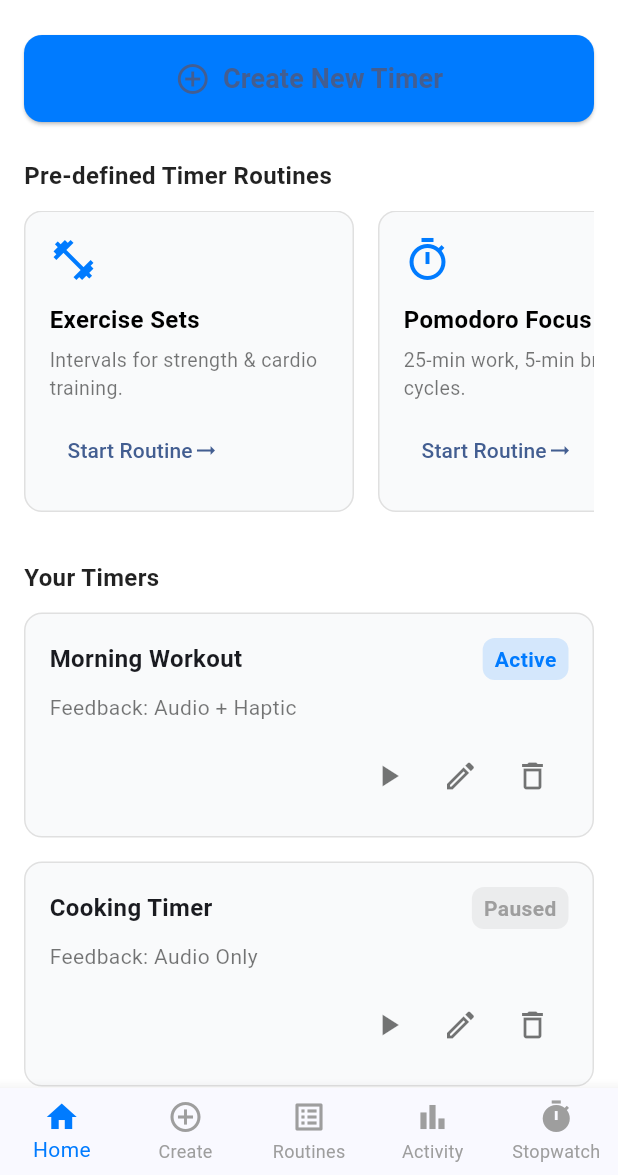
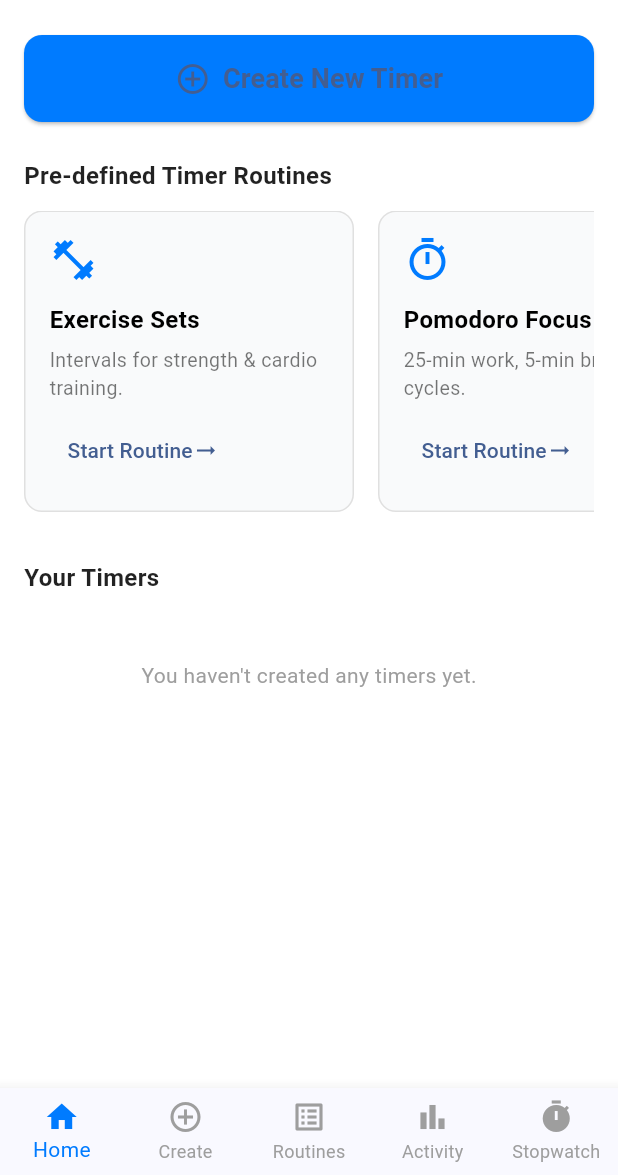
Before and after one commit to devgrg25/TickTalk-User-Stories-and-Project-Setup-Group-2-, a Flutter app: the screen it shows after launch, after a tap on "Skip for Now", on a phone screen of 412 x 824 dp, the part 61-1236 px from its top. Run offline on Flutter 3.47's test engine with Material 3 defaults, Android fonts, the phone set to English and light mode, and no system bars; our stand-ins replace flutter_tts, shared_preferences, speech_to_text.

Commit message:
updated the ui for the timer pages. added a new feature to add timers to home page. tweaked the mic on homepage.

```diff
--- a/lib/homepage.dart
+++ b/lib/homepage.dart
@@ -6,6 +6,9 @@ import 'package:flutter_tts/flutter_tts.dart';
 import 'settings_page.dart';
 import 'stopwatcht2us2.dart';
 import 'create_timer_screen.dart';
+import 'dart:convert';
+import 'timer_model.dart';
+import 'countdown_screen.dart';
 
 class HomeScreen extends StatefulWidget {
   const HomeScreen({super.key});
@@ -19,10 +22,94 @@ class _HomeScreenState extends State<HomeScreen> {
   bool _isListening = false;
   final FlutterTts _tts = FlutterTts();
 
+  List<TimerData> _timers = [];
+  static const String _timersKey = 'saved_timers_list';
+
   @override
   void initState() {
     super.initState();
+    _loadTimers();
     _initSpeech();
+  }
+
+  // Load timers from SharedPreferences
+  Future<void> _loadTimers() async {
+    final prefs = await SharedPreferences.getInstance();
+    final String? timersString = prefs.getString(_timersKey);
+    if (timersString != null) {
+      final List<dynamic> timerJson = jsonDecode(timersString);
+      setState(() {
+        _timers = timerJson.map((json) => TimerData.fromJson(json)).toList();
+      });
+    }
+  }
+
+  // Save the current list of timers to SharedPreferences
+  Future<void> _saveTimers() async {
+    final prefs = await SharedPreferences.getInstance();
+    final String timersString = jsonEncode(_timers.map((timer) => timer.toJson()).toList());
+    await prefs.setString(_timersKey, timersString);
+  }
+
+  // Add or update a timer in the list
+  void _addOrUpdateTimer(TimerData timer) {
+    final index = _timers.indexWhere((t) => t.id == timer.id);
+    setState(() {
+      if (index != -1) {
+        // This is an update
+        _timers[index] = timer;
+      } else {
+        // This is a new timer
+        _timers.add(timer);
+      }
+    });
+    _saveTimers(); // Persist changes
+  }
+
+  // Delete a timer
+  void _deleteTimer(String timerId) {
+    setState(() {
+      _timers.removeWhere((timer) => timer.id == timerId);
+    });
+    _saveTimers(); // Persist changes
+  }
+
+  // --- NAVIGATION METHODS ---
+
+  // Navigate to create screen for a NEW timer
+  void _openCreateTimerScreen() async {
+    final result = await Navigator.push<TimerData>(
+      context,
+      MaterialPageRoute(builder: (_) => const CreateTimerScreen()),
+    );
+    // If a new timer was created and returned, add it to our list
+    if (result != null) {
+      _addOrUpdateTimer(result);
+    }
+  }
+
+  // Navigate to create screen to EDIT an existing timer
+  void _editTimer(TimerData timerToEdit) async {
+    final result = await Navigator.push<TimerData>(
+      context,
+      MaterialPageRoute(builder: (_) => CreateTimerScreen(existingTimer: timerToEdit)),
+    );
+    // If the timer was edited and returned, update it in our list
+    if (result != null) {
+      _addOrUpdateTimer(result);
+    }
+  }
+
+  // Navigate to the countdown screen to PLAY a timer
+  void _playTimer(TimerData timerToPlay) {
+    Navigator.push(
+      context,
+      MaterialPageRoute(
+        // Pass the whole timer object directly.
+        // The CountdownScreen will handle the sets internally.
+        builder: (_) => CountdownScreen(timerData: timerToPlay),
+      ),
+    );
   }
 
   void _initSpeech() async {
@@ -30,15 +117,15 @@ class _HomeScreenState extends State<HomeScreen> {
       bool available = await _speechToText.initialize(
         onStatus: (status) {
           print("🎙️ Speech status: $status");
-          if (status == 'notListening' && _isListening) {
-            Future.delayed(const Duration(milliseconds: 300), _startListening);
+          if (status == 'notListening') {
+            // Update the UI to show the mic is off.
+            setState(() => _isListening = false);
           }
         },
         onError: (error) {
           print("⚠️ Speech error: $error");
-          if (_isListening) {
-            Future.delayed(const Duration(milliseconds: 500), _startListening);
-          }
+          // Also ensure the mic icon is off if an error occurs.
+          setState(() => _isListening = false);
         },
       );
 
@@ -118,13 +205,6 @@ class _HomeScreenState extends State<HomeScreen> {
     Navigator.push(
       context,
       MaterialPageRoute(builder: (_) => const StopwatchT2US2()),
-    );
-  }
-
-  void _openCreateTimerScreen() {
-    Navigator.push(
-      context,
-      MaterialPageRoute(builder: (_) => const CreateTimerScreen()),
     );
   }
 
@@ -213,40 +293,24 @@ class _HomeScreenState extends State<HomeScreen> {
           child: Column(
             crossAxisAlignment: CrossAxisAlignment.start,
             children: [
-              // Create New Timer Button
+              // Create New Timer Button (functionality is now updated)
               SizedBox(
                 width: double.infinity,
                 child: ElevatedButton.icon(
                   icon: const Icon(Icons.add_circle_outline, size: 24),
-                  label: const Text(
-                    'Create New Timer',
-                    style: TextStyle(fontSize: 18, fontWeight: FontWeight.w600),
-                  ),
+                  label: const Text('Create New Timer', style: TextStyle(fontSize: 18, fontWeight: FontWeight.w600)),
                   style: ElevatedButton.styleFrom(
                     backgroundColor: const Color(0xFF007BFF),
                     padding: const EdgeInsets.symmetric(vertical: 16),
-                    shape: RoundedRectangleBorder(
-                      borderRadius: BorderRadius.circular(12),
-                    ),
+                    shape: RoundedRectangleBorder(borderRadius: BorderRadius.circular(12)),
                   ),
                   onPressed: _openCreateTimerScreen,
                 ),
               ),
               const SizedBox(height: 24),
-
-              // ✅ Quick Stopwatch section removed here
-
-              // Pre-defined Timer Routines
-              const Text(
-                'Pre-defined Timer Routines',
-                style: TextStyle(
-                  fontSize: 16,
-                  fontWeight: FontWeight.w700,
-                  color: Colors.black87,
-                ),
-              ),
+              // Pre-defined Routines section remains the same...
+              const Text('Pre-defined Timer Routines', style: TextStyle(fontSize: 16, fontWeight: FontWeight.w700, color: Colors.black87)),
               const SizedBox(height: 12),
-
               SingleChildScrollView(
                 scrollDirection: Axis.horizontal,
                 child: Row(
@@ -264,43 +328,37 @@ class _HomeScreenState extends State<HomeScreen> {
                   ],
                 ),
               ),
-
               const SizedBox(height: 24),
 
-              // Your Timers
-              const Text(
-                'Your Timers',
-                style: TextStyle(
-                  fontSize: 16,
-                  fontWeight: FontWeight.w700,
-                  color: Colors.black87,
-                ),
-              ),
+              // --- DYNAMIC "YOUR TIMERS" SECTION ---
+              const Text('Your Timers', style: TextStyle(fontSize: 16, fontWeight: FontWeight.w700, color: Colors.black87)),
               const SizedBox(height: 12),
 
-              const TimerCard(
-                title: 'Morning Workout',
-                status: 'Active',
-                feedback: 'Audio + Haptic',
-                color: Color(0xFF007BFF),
-              ),
-              const TimerCard(
-                title: 'Cooking Timer',
-                status: 'Paused',
-                feedback: 'Audio Only',
-                color: Colors.grey,
-              ),
-              const TimerCard(
-                title: 'Meditation',
-                status: 'Completed',
-                feedback: 'Haptic Only',
-                color: Colors.green,
-              ),
-              const TimerCard(
-                title: 'Study Break',
-                status: 'Paused',
-                feedback: 'Audio + Haptic',
-                color: Colors.grey,
+              // If there are no timers, show a message. Otherwise, build the list.
+              _timers.isEmpty
+                  ? const Center(
+                child: Padding(
+                  padding: EdgeInsets.all(32.0),
+                  child: Text("You haven't created any timers yet.", style: TextStyle(color: Colors.grey)),
+                ),
+              )
+                  : ListView.builder(
+                shrinkWrap: true,
+                physics: const NeverScrollableScrollPhysics(),
+                itemCount: _timers.length,
+                itemBuilder: (context, index) {
+                  final timer = _timers[index];
+                  return TimerCard(
+                    title: timer.name,
+                    status: 'Ready', // Status can be enhanced later
+                    feedback: 'Audio + Haptic', // This can also be saved in TimerData
+                    color: const Color(0xFF007BFF),
+                    // --- WIRE UP THE BUTTONS ---
+                    onPlay: () => _playTimer(timer),
+                    onEdit: () => _editTimer(timer),
+                    onDelete: () => _deleteTimer(timer.id),
+                  );
+                },
               ),
             ],
           ),
@@ -401,6 +459,9 @@ class TimerCard extends StatelessWidget {
   final String status;
   final String feedback;
   final Color color;
+  final VoidCallback onPlay;
+  final VoidCallback onEdit;
+  final VoidCallback onDelete;
 
   const TimerCard({
     super.key,
@@ -408,6 +469,9 @@ class TimerCard extends StatelessWidget {
     required this.status,
     required this.feedback,
     required this.color,
+    required this.onPlay,
+    required this.onEdit,
+    required this.onDelete,
   });
 
   @override
@@ -446,26 +510,14 @@ class TimerCard extends StatelessWidget {
             ],
           ),
           const SizedBox(height: 8),
-          Text(
-            'Feedback: $feedback',
-            style: const TextStyle(fontSize: 14, color: Colors.black54),
-          ),
+          Text('Feedback: $feedback', style: const TextStyle(fontSize: 14, color: Colors.black54)),
           const SizedBox(height: 12),
           Row(
             mainAxisAlignment: MainAxisAlignment.end,
             children: [
-              IconButton(
-                onPressed: () {},
-                icon: const Icon(Icons.play_arrow, color: Colors.black54),
-              ),
-              IconButton(
-                onPressed: () {},
-                icon: const Icon(Icons.edit_outlined, color: Colors.black54),
-              ),
-              IconButton(
-                onPressed: () {},
-                icon: const Icon(Icons.delete_outline, color: Colors.black54),
-              ),
+              IconButton(onPressed: onPlay, icon: const Icon(Icons.play_arrow, color: Colors.black54)),
+              IconButton(onPressed: onEdit, icon: const Icon(Icons.edit_outlined, color: Colors.black54)),
+              IconButton(onPressed: onDelete, icon: const Icon(Icons.delete_outline, color: Colors.redAccent)), // Made delete icon red for clarity
             ],
           ),
         ],
--- /dev/null
+++ b/lib/timer_model.dart
@@ -0,0 +1,43 @@
+// timer_model.dart
+
+class TimerData {
+  final String id; // Unique ID for each timer
+  final String name;
+  final int totalTime;
+  final int workInterval;
+  final int breakInterval;
+  final int totalSets;
+  final int currentSet;
+
+  TimerData({
+    required this.id,
+    required this.name,
+    required this.totalTime,
+    required this.workInterval,
+    required this.breakInterval,
+    required this.totalSets,
+    required this.currentSet,
+  });
+
+  // Method to convert a TimerData instance to a JSON map
+  Map<String, dynamic> toJson() => {
+    'id': id,
+    'name': name,
+    'totalTime': totalTime,
+    'workInterval': workInterval,
+    'breakInterval': breakInterval,
+    'totalSets': totalSets,
+    'currentSet': currentSet,
+  };
+
+  // Factory constructor to create a TimerData instance from a JSON map
+  factory TimerData.fromJson(Map<String, dynamic> json) => TimerData(
+    id: json['id'],
+    name: json['name'],
+    totalTime: json['totalTime'],
+    workInterval: json['workInterval'],
+    breakInterval: json['breakInterval'],
+    totalSets: json['totalSets'],
+    currentSet: json['currentSet']
+  );
+}
```
Also changed, not shown: lib/countdown_screen.dart (+15 -6 lines), lib/create_timer_screen.dart (+21 -1 lines).
